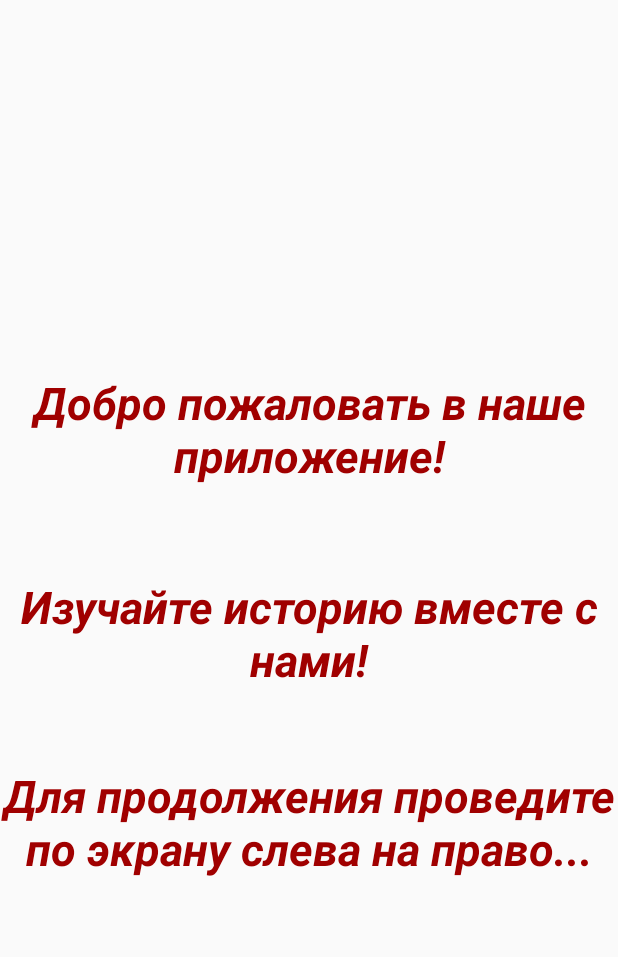
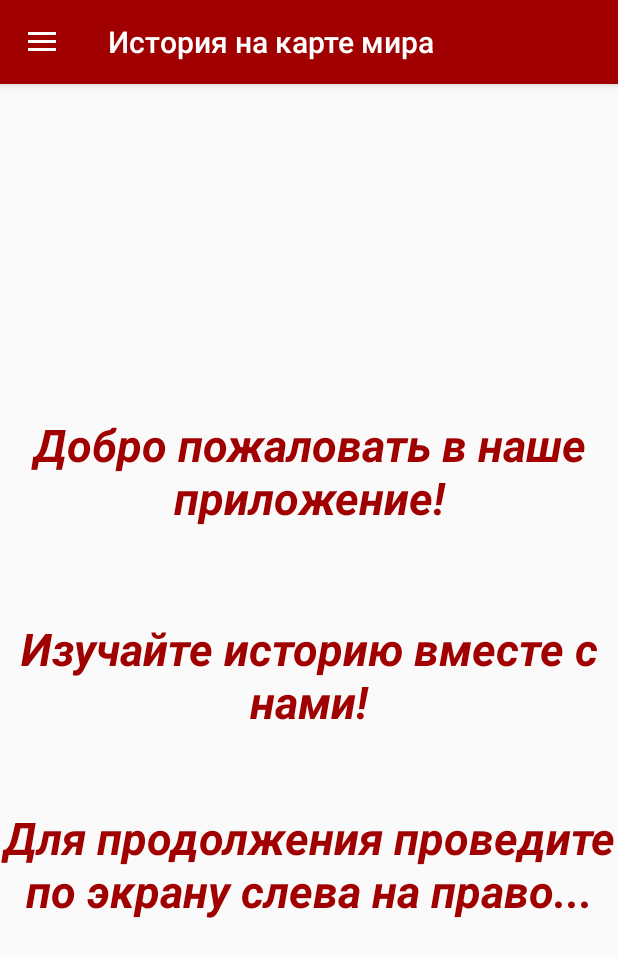
Before and after one commit to Andrvat/HistoryMapNotebook, an Android app: the screen it shows after launch (MainActivity), on a phone screen of 412 x 824 dp. Shown: the top 957 px of the screen. Run offline under Robolectric (Android 15) with nearby library versions, the phone set to English and light mode, and no system bars.

Commit message:
Ну вот теперь должна же быть..... Вернул верхнюю шапку

```diff
--- a/app/src/main/res/layout/app_bar_main.xml
+++ b/app/src/main/res/layout/app_bar_main.xml
@@ -14,8 +14,8 @@
 
         <android.support.v7.widget.Toolbar
             android:id="@+id/toolbar"
-            android:layout_width="0dp"
-            android:layout_height="0dp"
+            android:layout_width="match_parent"
+            android:layout_height="match_parent"
             android:background="@color/colorPrimary"
             app:popupTheme="@style/AppTheme.PopupOverlay" />
 
```
Also changed, not shown: app/src/main/res/drawable/icon.png (added).
